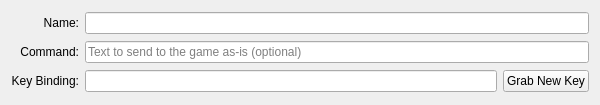
Mudlet/Mudlet, file src/ui/keybindings_main_area.ui: the form before one commit.
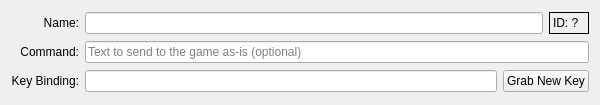
The form after the commit.

What changed in the file:
```diff
--- a/src/ui/keybindings_main_area.ui
+++ b/src/ui/keybindings_main_area.ui
@@ -34,6 +34,16 @@
      </property>
     </widget>
    </item>
+   <item row="0" column="3">
+    <widget class="QLabel" name="label_id">
+     <property name="frameShape">
+      <enum>QFrame::Box</enum>
+     </property>
+     <property name="text">
+      <string>ID: ?</string>
+     </property>
+    </widget>
+   </item>
    <item row="1" column="0" alignment="Qt::AlignRight">
     <widget class="QLabel" name="label_key_command">
      <property name="text">
@@ -44,7 +54,7 @@
      </property>
     </widget>
    </item>
-   <item row="1" column="1" colspan="2">
+   <item row="1" column="1" colspan="3">
     <widget class="QLineEdit" name="lineEdit_key_command">
      <property name="toolTip">
       <string>&lt;p&gt;Type in one or more commands you want the key to send directly to the game when pressed. (Optional)&lt;/p&gt;&lt;p&gt;To send more complex commands, that could depend on or need to modifies variables within this profile a Lua script should be entered &lt;i&gt;instead&lt;/i&gt; in the editor area below.  Anything entered here is, literally, just sent to the game server.&lt;/p&gt;&lt;p&gt;It is permissable to use both this &lt;i&gt;and&lt;/i&gt; a Lua script - this will be sent &lt;b&gt;before&lt;/b&gt; the script is run.&lt;/p&gt;</string>
@@ -71,7 +81,7 @@
      </property>
     </widget>
    </item>
-   <item row="2" column="2">
+   <item row="2" column="2" colspan="2">
     <widget class="QPushButton" name="pushButton_key_grabKey">
      <property name="text">
       <string>Grab New Key</string>
```
